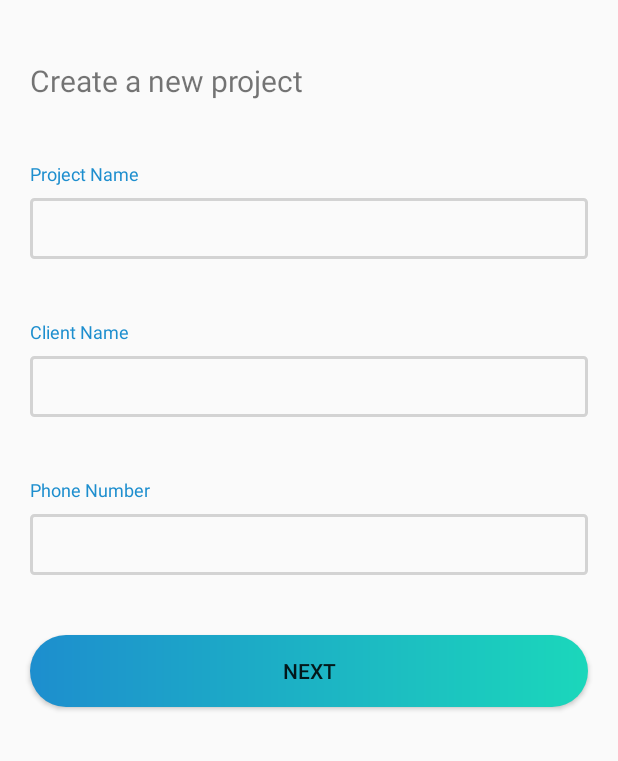
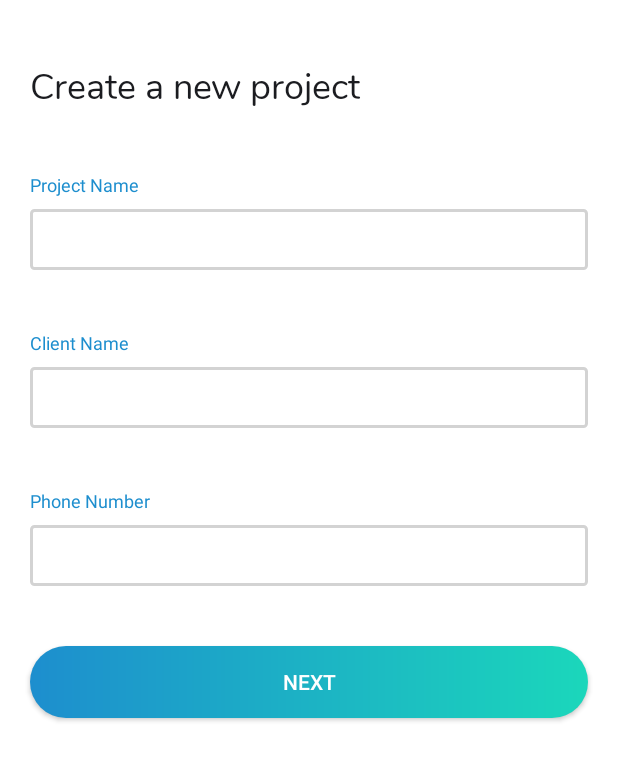
Before and after one commit to skkryptgames/SMAR, an Android app: the layout create_new_project_layout.xml on its own in the app's theme, with its tools: preview values and no code run, on a phone screen of 412 x 824 dp. Shown: the top 761 px of the screen. Run offline under Robolectric (Android 15) with nearby library versions, the light colour scheme and no system bars.

Commit message:
smar-two

```diff
--- a/app/build.gradle
+++ b/app/build.gradle
@@ -30,4 +30,5 @@ dependencies {
     androidTestImplementation 'androidx.test.espresso:espresso-core:3.2.0'
 
     implementation 'com.google.android.material:material:1.1.0-alpha09'
+    implementation 'de.hdodenhof:circleimageview:3.0.1'
 }
--- a/app/src/main/java/com/example/smar/NewProjectSelectModulesFragment.java
+++ b/app/src/main/java/com/example/smar/NewProjectSelectModulesFragment.java
@@ -105,13 +105,13 @@ public class NewProjectSelectModulesFragment extends Fragment {
             final ModulesPojo modulesPojo = detailsList.get(position);
             holder.moduleName.setText(detailsList.get(position).getName());
             holder.moduleImage.setImageResource(detailsList.get(position).getImage());
-            holder.radioButtonImage.setForeground(modulesPojo.isSelected() ? getResources().getDrawable(R.drawable.ic_ellipse_45) : null);
+            holder.radioButtonImage.setForeground(modulesPojo.isSelected() ? getResources().getDrawable(R.drawable.ic_ellipse_45) : getResources().getDrawable(R.drawable.ic_panorama_fish_eye_black_24dp));
 
             holder.itemView.setOnClickListener(new View.OnClickListener() {
                 @Override
                 public void onClick(View view) {
                     modulesPojo.setSelected(!modulesPojo.isSelected());
-                    holder.radioButtonImage.setForeground(modulesPojo.isSelected() ? getResources().getDrawable(R.drawable.ic_ellipse_45) : null);
+                    holder.radioButtonImage.setForeground(modulesPojo.isSelected() ? getResources().getDrawable(R.drawable.ic_ellipse_45) : getResources().getDrawable(R.drawable.ic_panorama_fish_eye_black_24dp));
 
                 }
             });
--- a/app/src/main/res/layout/activity_admin_page.xml
+++ b/app/src/main/res/layout/activity_admin_page.xml
@@ -21,6 +21,7 @@
     <FrameLayout
         android:id="@+id/fragment_container"
         android:layout_width="match_parent"
+        app:layout_behavior="@string/appbar_scrolling_view_behavior"
         android:layout_height="match_parent">
 
 
--- a/app/src/main/res/layout/calendar_dialog_popup.xml
+++ b/app/src/main/res/layout/calendar_dialog_popup.xml
@@ -2,7 +2,8 @@
 <LinearLayout xmlns:android="http://schemas.android.com/apk/res/android"
     android:orientation="vertical" android:layout_width="match_parent"
     android:layout_height="wrap_content"
-    android:layout_gravity="center_vertical">
+    android:layout_gravity="center_vertical"
+    android:background="@color/white">
 
 
     <CalendarView
--- a/app/src/main/res/layout/create_new_project_layout.xml
+++ b/app/src/main/res/layout/create_new_project_layout.xml
@@ -3,7 +3,8 @@
     xmlns:app="http://schemas.android.com/apk/res-auto"
     android:orientation="vertical"
     android:layout_width="match_parent"
-    android:layout_height="match_parent">
+    android:layout_height="match_parent"
+    android:background="@color/white">
 
     <TextView
         android:id="@+id/smar_textview_createnewproject"
@@ -12,7 +13,9 @@
         android:text="Create a new project"
         android:layout_marginTop="40dp"
         android:layout_marginStart="20dp"
-        android:textSize="20sp"/>
+        android:textSize="24sp"
+        android:textColor="@color/onyx"
+        android:fontFamily="@font/nunitoregular"/>
 
 
     <TextView
@@ -96,6 +99,7 @@
         android:layout_marginEnd="20dp"
         app:cornerRadius="20dp"
         android:text="Next"
+        android:textColor="@color/white"
         android:gravity="center"
         android:textAlignment="center"
         android:background="@drawable/round_button"
--- a/app/src/main/res/layout/project_end_date_layout.xml
+++ b/app/src/main/res/layout/project_end_date_layout.xml
@@ -1,7 +1,8 @@
 <?xml version="1.0" encoding="utf-8"?>
 <LinearLayout xmlns:android="http://schemas.android.com/apk/res/android"
     android:orientation="vertical" android:layout_width="match_parent"
-    android:layout_height="match_parent">
+    android:layout_height="match_parent"
+    android:background="@color/white">
 
     <CalendarView
         android:id="@+id/smar_calenderview_calender"
@@ -24,6 +25,7 @@
         android:layout_marginStart="20dp"
         android:layout_marginEnd="20dp"
         android:text="Next"
+        android:textColor="@color/white"
         android:gravity="center"
         android:textAlignment="center"
         android:background="@drawable/round_button"
--- a/app/src/main/res/layout/project_start_date_layout.xml
+++ b/app/src/main/res/layout/project_start_date_layout.xml
@@ -1,7 +1,8 @@
 <?xml version="1.0" encoding="utf-8"?>
 <LinearLayout xmlns:android="http://schemas.android.com/apk/res/android"
     android:orientation="vertical" android:layout_width="match_parent"
-    android:layout_height="match_parent">
+    android:layout_height="match_parent"
+    android:background="@color/white">
 
     <CalendarView
         android:id="@+id/smar_calenderview_calender"
@@ -24,6 +25,7 @@
         android:layout_marginStart="20dp"
         android:layout_marginEnd="20dp"
         android:text="Next"
+        android:textColor="@color/white"
         android:gravity="center"
         android:textAlignment="center"
         android:background="@drawable/round_button"
--- a/app/src/main/res/layout/select_modules_recyclerview.xml
+++ b/app/src/main/res/layout/select_modules_recyclerview.xml
@@ -1,7 +1,8 @@
 <?xml version="1.0" encoding="utf-8"?>
 <RelativeLayout xmlns:android="http://schemas.android.com/apk/res/android"
     android:orientation="vertical" android:layout_width="match_parent"
-    android:layout_height="match_parent">
+    android:layout_height="match_parent"
+    android:background="@color/white">
 
     <androidx.recyclerview.widget.RecyclerView
         android:id="@+id/smar_recyclerview_modules"
@@ -15,6 +16,7 @@
         android:layout_alignParentBottom="true"
         android:layout_margin="20dp"
         android:text="Done"
+        android:textColor="@color/white"
         android:gravity="center"
         android:textAlignment="center"
         android:background="@drawable/round_button"/>
--- a/app/src/main/res/values/colors.xml
+++ b/app/src/main/res/values/colors.xml
@@ -19,4 +19,6 @@
     <color name="Fire">#FDA50F</color>
     <color name="Gold">#F9A602</color>
     <color name="orange">#FF9100</color>
+    <color name="black">#000000</color>
+    <color name="onyx">#1B1C20</color>
 </resources>
--- a/app/src/main/res/values/styles.xml
+++ b/app/src/main/res/values/styles.xml
@@ -9,8 +9,8 @@
     </style>
 
     <style name="calender_theme" parent="ThemeOverlay.AppCompat.Dialog">
-        <item name="android:colorControlActivated">@color/cardview_dark_background</item> <!--selected day-->
-        <item name="android:textColorSecondary">@color/cardview_dark_background</item><!--days of the week-->
+        <item name="android:colorControlActivated">@color/blue</item> <!--selected day-->
+        <item name="android:textColorSecondary">@color/gray</item><!--days of the week-->
         <item name="android:selectedWeekBackgroundColor">@color/colorPrimary</item>
     </style>
 
```
Also changed, not shown: app/src/main/res/layout/project_modules_layout.xml (+13 -4 lines), 1 other file.
